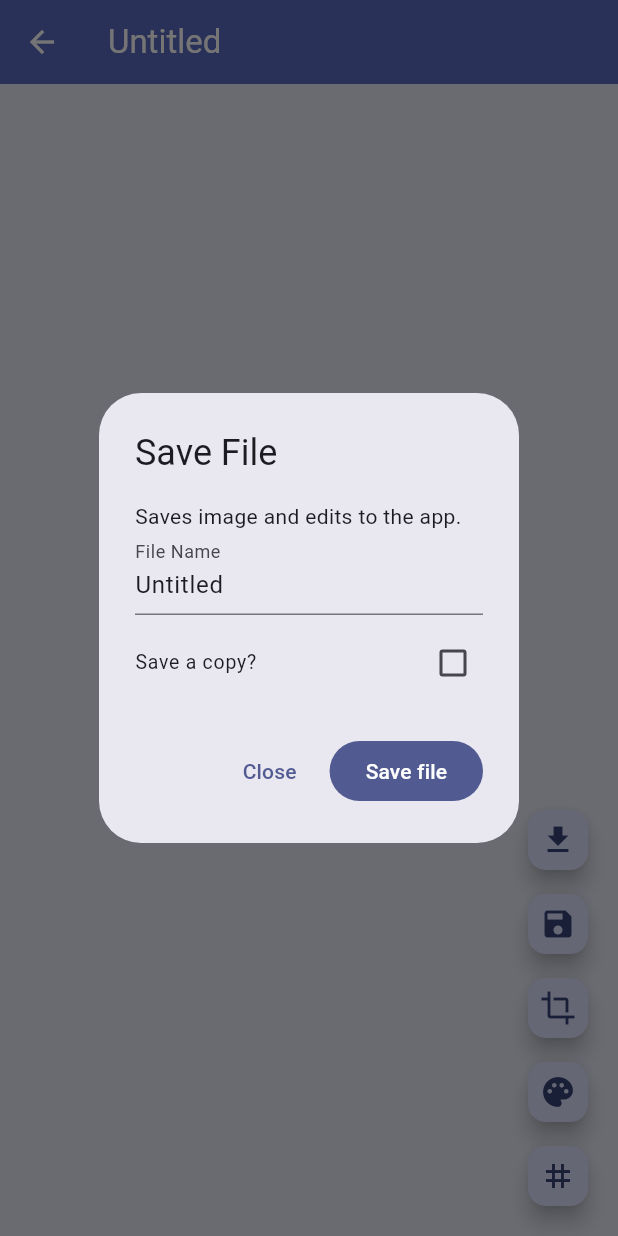
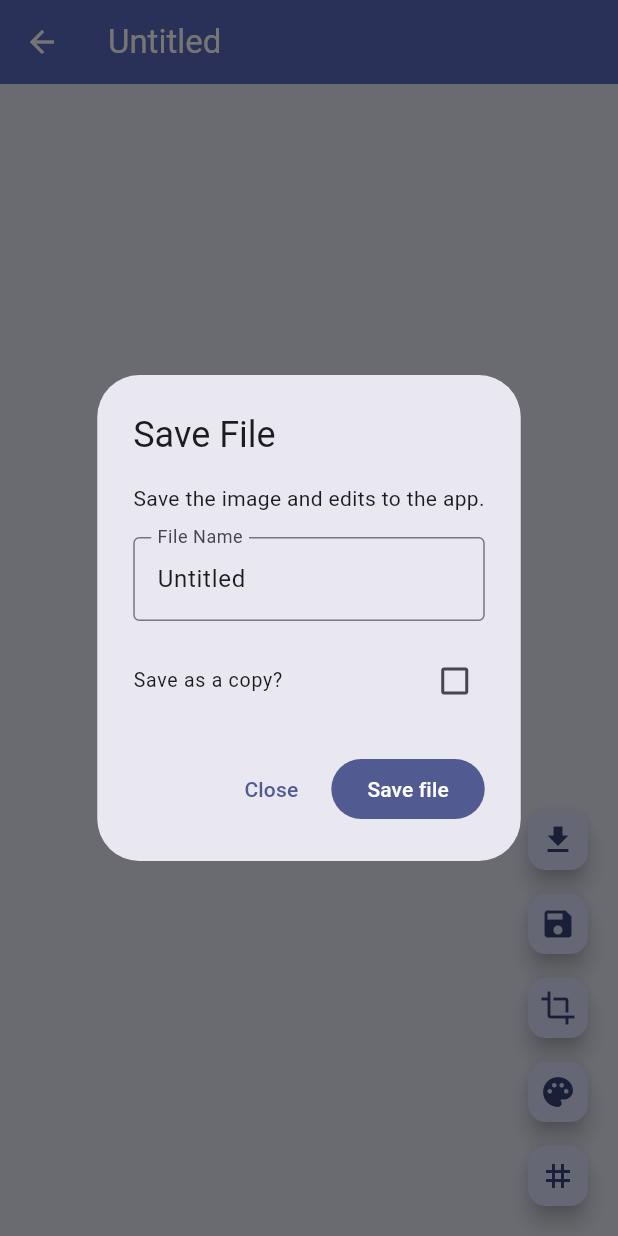
Before and after one commit to awesomeosep/refrigerator, a Flutter app: the EditPage screen opened by its route, after a tap on the "save" icon, on a phone screen of 412 x 824 dp. Run offline on Flutter 3.47's test engine with Material 3 defaults, Android fonts, the phone set to English and light mode, and no system bars; our stand-ins replace flutter_colorpicker, image_picker, screenshot; missing offline and left inert: crop_image.

Commit message:
Updated popup uis

```diff
--- a/lib/edit_popups/save_image.dart
+++ b/lib/edit_popups/save_image.dart
@@ -13,19 +13,20 @@ Future<void> showSavingPopup(BuildContext context, String initialFileName, Funct
         content: StatefulBuilder(builder: (BuildContext context, StateSetter setState) {
           return SingleChildScrollView(
             child: ListBody(children: <Widget>[
-              const Text("Saves image and edits to the app."),
+              const Text("Save the image and edits to the app."),
+              const SizedBox(height: 16),
               TextField(
                 controller: fileNameController,
                 decoration: const InputDecoration(
-                  floatingLabelBehavior: FloatingLabelBehavior.always,
+                  border: OutlineInputBorder(),
                   labelText: 'File Name',
                 ),
               ),
-              const SizedBox(height: 8),
+              const SizedBox(height: 16),
               CheckboxListTile(
                 contentPadding: const EdgeInsets.all(0),
                 dense: true,
-                title: const Text("Save a copy?"),
+                title: const Text("Save as a copy?"),
                 value: saveACopy,
                 onChanged: (bool? value) {
                   setState(() {
```
Also changed, not shown: lib/edit_popups/export_image.dart (+4 -3 lines), lib/edit_popups/grid_lines.dart (+6 -6 lines), lib/edit_popups/image_filters.dart (+6 -2 lines).
